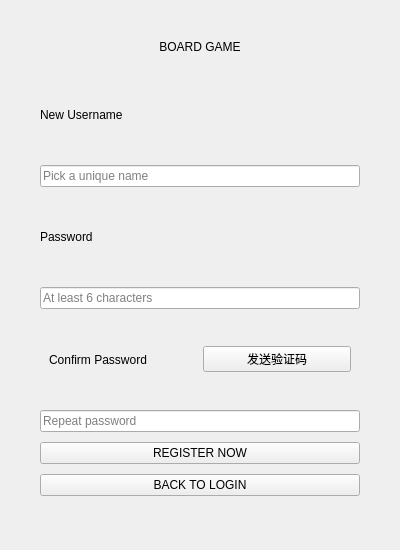
Before: the Qt Designer form client-qt/src/ui/LoginDialog/LoginDialog.ui in 2932238802/LosChess, drawn with Qt 5.
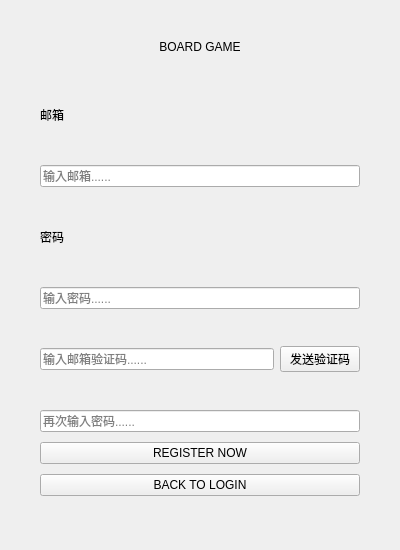
After: the same form once the commit is applied.

Commit message: 26_2_7:登录注册邮箱逻辑 进一步完善

What changed in the file:
```diff
--- a/client-qt/src/ui/LoginDialog/LoginDialog.ui
+++ b/client-qt/src/ui/LoginDialog/LoginDialog.ui
@@ -138,21 +138,21 @@
        <item>
         <widget class="QLabel" name="label_user_reg">
          <property name="text">
-          <string>New Username</string>
+          <string>邮箱</string>
          </property>
         </widget>
        </item>
        <item>
         <widget class="QLineEdit" name="editRegUsername">
          <property name="placeholderText">
-          <string>Pick a unique name</string>
+          <string>输入邮箱......</string>
          </property>
         </widget>
        </item>
        <item>
         <widget class="QLabel" name="label_pwd_reg">
          <property name="text">
-          <string>Password</string>
+          <string>密码</string>
          </property>
         </widget>
        </item>
@@ -162,17 +162,32 @@
           <enum>QLineEdit::EchoMode::Password</enum>
          </property>
          <property name="placeholderText">
-          <string>At least 6 characters</string>
+          <string>输入密码......</string>
          </property>
         </widget>
        </item>
        <item>
         <widget class="QWidget" name="confiemContain" native="true">
          <layout class="QHBoxLayout" name="horizontalLayout">
+          <property name="leftMargin">
+           <number>0</number>
+          </property>
+          <property name="topMargin">
+           <number>0</number>
+          </property>
+          <property name="rightMargin">
+           <number>0</number>
+          </property>
+          <property name="bottomMargin">
+           <number>0</number>
+          </property>
           <item>
-           <widget class="QLabel" name="labelRegPassword">
-            <property name="text">
-             <string>Confirm Password</string>
+           <widget class="QLineEdit" name="editVerifyCode">
+            <property name="echoMode">
+             <enum>QLineEdit::EchoMode::Password</enum>
+            </property>
+            <property name="placeholderText">
+             <string>输入邮箱验证码......</string>
             </property>
            </widget>
           </item>
@@ -192,7 +207,7 @@
           <enum>QLineEdit::EchoMode::Password</enum>
          </property>
          <property name="placeholderText">
-          <string>Repeat password</string>
+          <string>再次输入密码......</string>
          </property>
         </widget>
        </item>
```
Left out of the diff: 12 changed lines with no effect on the pictures. The commit also changes 40 other files.
